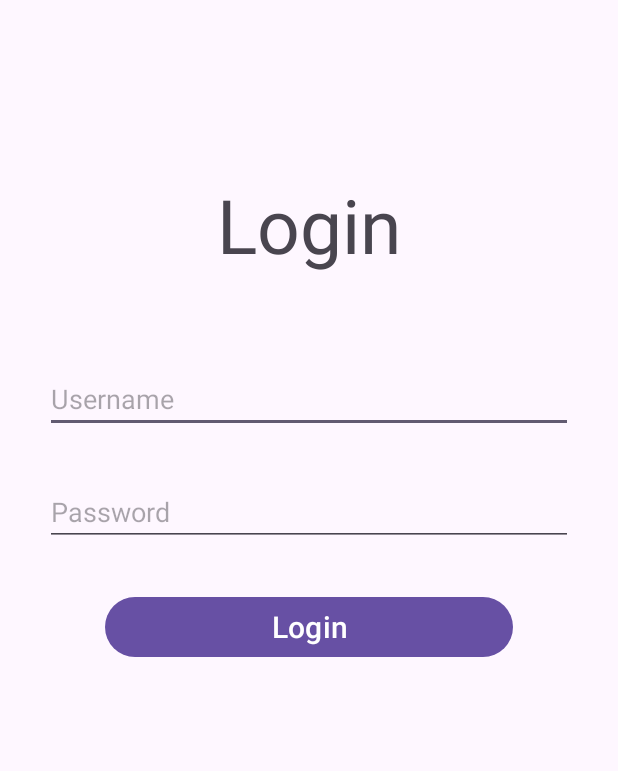
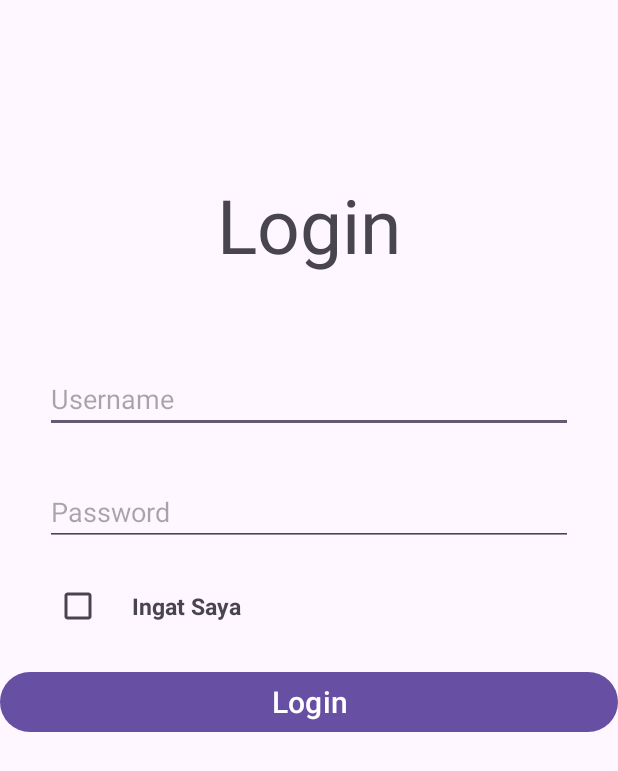
Before and after one commit to mdhkrmd/donorin, an Android app: the layout activity_login.xml on its own in the app's theme, with its tools: preview values and no code run, on a phone screen of 412 x 824 dp. Shown: the top 771 px of the screen. Run offline under Robolectric (Android 15) with nearby library versions, the phone set to English and light mode, and no system bars.

Commit message:
auto login chkbox

```diff
--- a/app/src/main/AndroidManifest.xml
+++ b/app/src/main/AndroidManifest.xml
@@ -15,7 +15,7 @@
         android:theme="@style/Theme.Donorin"
         tools:targetApi="31">
         <activity
-            android:name=".login"
+            android:name=".listRspmi"
             android:exported="false" />
         <activity
             android:name=".daftardonor"
@@ -30,7 +30,7 @@
             android:name=".lupapassword"
             android:exported="false" />
         <activity
-            android:name=".listRspmi"
+            android:name=".login"
             android:exported="true">
             <intent-filter>
                 <action android:name="android.intent.action.MAIN" />
--- a/app/src/main/res/layout/activity_login.xml
+++ b/app/src/main/res/layout/activity_login.xml
@@ -40,16 +40,37 @@
         app:layout_constraintTop_toBottomOf="@+id/inputUsername"
         tools:layout_editor_absoluteX="0dp" />
 
+    <CheckBox
+        android:id="@+id/checkBoxIngat"
+        android:layout_width="wrap_content"
+        android:layout_height="wrap_content"
+        android:layout_marginStart="28dp"
+        android:layout_marginTop="16dp"
+        app:layout_constraintStart_toStartOf="parent"
+        app:layout_constraintTop_toBottomOf="@+id/inputPassword" />
+
+    <TextView
+        android:layout_width="wrap_content"
+        android:layout_height="wrap_content"
+        android:layout_marginStart="12dp"
+        android:text="Ingat Saya"
+        android:textSize="15dp"
+        android:textStyle="bold"
+        app:layout_constraintBottom_toTopOf="@+id/btnLogin"
+        app:layout_constraintEnd_toEndOf="parent"
+        app:layout_constraintHorizontal_bias="0.0"
+        app:layout_constraintStart_toEndOf="@+id/checkBoxIngat"
+        app:layout_constraintTop_toBottomOf="@+id/inputPassword" />
+
     <Button
         android:id="@+id/btnLogin"
         android:layout_width="match_parent"
         android:layout_height="wrap_content"
+        android:layout_marginTop="80dp"
+        android:text="Login"
+        android:textSize="20dp"
         app:layout_constraintTop_toBottomOf="@+id/inputPassword"
-        android:layout_marginTop="30dp"
-        android:layout_marginLeft="70dp"
-        android:layout_marginRight="70dp"
-        android:text="Login"
-        android:textSize="20dp"/>
+        tools:layout_editor_absoluteX="70dp" />
 
 
 </androidx.constraintlayout.widget.ConstraintLayout>
```
Also changed, not shown: app/src/main/java/com/example/donorin/login.java (+40 -3 lines).
